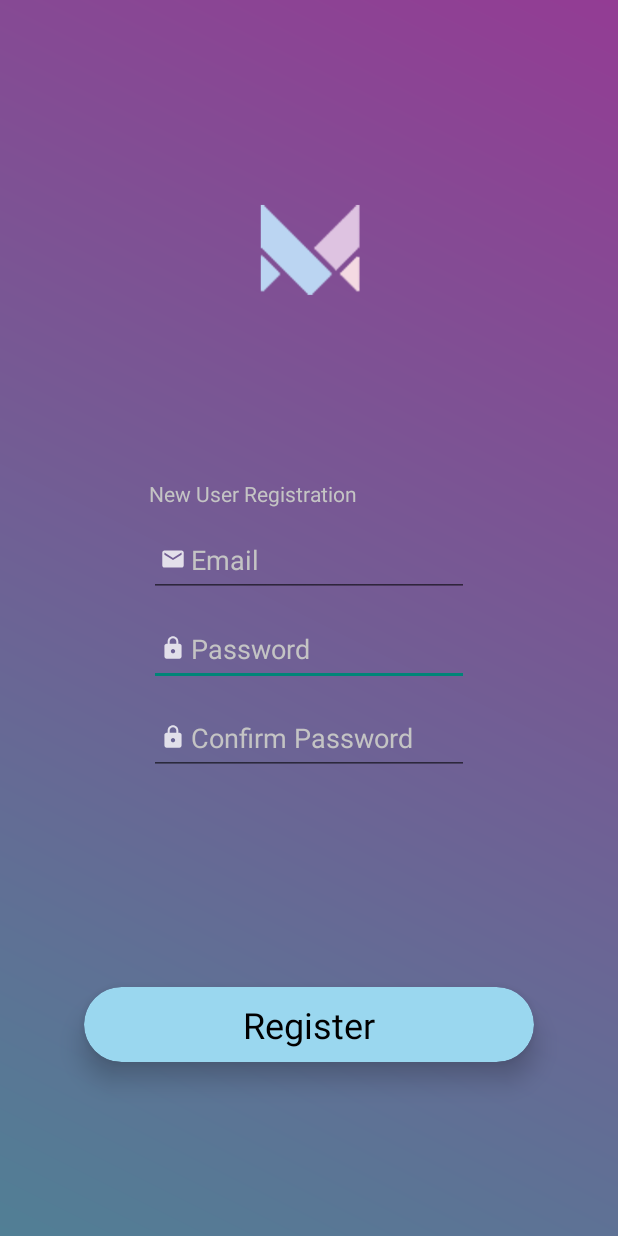
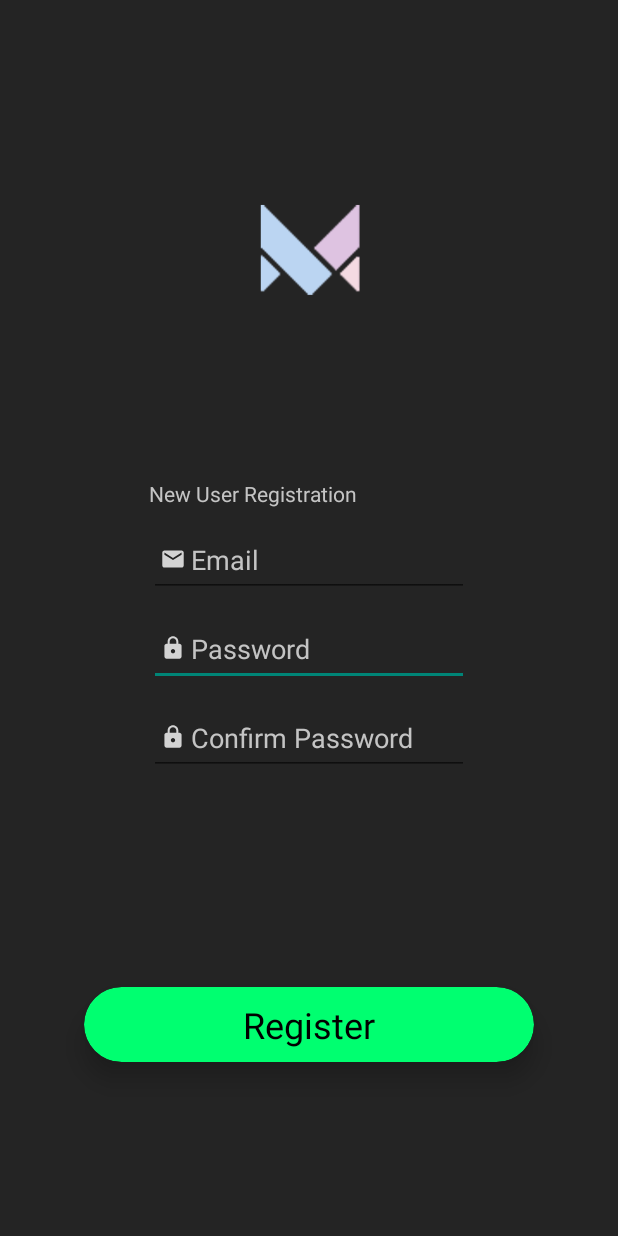
Before and after one commit to jdtran96/Magnite, an Android app: the Register screen opened directly, with no data from a screen before it, on a phone screen of 412 x 824 dp. Run offline under Robolectric (Android 15) with nearby library versions, the phone set to English and light mode, and no system bars.

Commit message:
Changed colors for register cardview and text colors.

```diff
--- a/app/src/main/java/com/example/jonathan/winter_project/ColorPicker.java
+++ b/app/src/main/java/com/example/jonathan/winter_project/ColorPicker.java
@@ -45,7 +45,7 @@ public class ColorPicker extends AppCompatActivity {
               String r_string = Integer.toString(r);
               String g_string = Integer.toString(g);
               String b_string = Integer.toString(b);
-             Rcolor.setText(r_string);
+              Rcolor.setText(r_string);
               Gcolor.setText(g_string);
               Bcolor.setText(b_string);
             }
--- a/app/src/main/java/com/example/jonathan/winter_project/Register.java
+++ b/app/src/main/java/com/example/jonathan/winter_project/Register.java
@@ -4,16 +4,26 @@ import android.support.v7.app.AppCompatActivity;
 import android.os.Bundle;
 import android.support.v7.widget.CardView;
 import android.view.View;
+import android.widget.TextView;
+
+import org.w3c.dom.Text;
 
 public class Register extends AppCompatActivity implements View.OnClickListener {
 
     private CardView register;
+    private TextView email;
+    private TextView password;
+    private TextView pwConfirm;
     @Override
     protected void onCreate(Bundle savedInstanceState) {
         super.onCreate(savedInstanceState);
         setContentView(R.layout.activity_register);
-        register = (CardView) findViewById(R.id.reg_button);
+        email = findViewById(R.id.email_Input);
+        password = findViewById(R.id.pwInput);
+        pwConfirm = findViewById(R.id.confirm);
+        register = findViewById(R.id.reg_button);
         register.setOnClickListener(this);
+
     }
 
     @Override
--- a/app/src/main/res/layout/activity_color_picker.xml
+++ b/app/src/main/res/layout/activity_color_picker.xml
@@ -13,6 +13,7 @@
         android:layout_height="wrap_content"
         android:ems="10"
         android:inputType="number"
+        android:textColor="@color/colorHintText"
         app:layout_constraintBottom_toBottomOf="parent"
         app:layout_constraintEnd_toEndOf="parent"
         app:layout_constraintHorizontal_bias="0.497"
@@ -26,6 +27,7 @@
         android:layout_height="wrap_content"
         android:ems="10"
         android:inputType="number"
+        android:textColor="@color/colorHintText"
         app:layout_constraintBottom_toBottomOf="parent"
         app:layout_constraintEnd_toEndOf="parent"
         app:layout_constraintHorizontal_bias="0.497"
@@ -87,6 +89,7 @@
         android:layout_height="wrap_content"
         android:ems="10"
         android:inputType="number"
+        android:textColor="@color/colorHintText"
         app:layout_constraintBottom_toBottomOf="parent"
         app:layout_constraintEnd_toEndOf="parent"
         app:layout_constraintHorizontal_bias="0.497"
--- a/app/src/main/res/layout/activity_register.xml
+++ b/app/src/main/res/layout/activity_register.xml
@@ -4,7 +4,7 @@
     xmlns:tools="http://schemas.android.com/tools"
     android:layout_width="match_parent"
     android:layout_height="match_parent"
-    android:background="@drawable/gradient_3"
+    android:background="@color/darkerBackground"
     tools:context=".LoginPage">
 
     <ImageView
@@ -23,7 +23,7 @@
         app:srcCompat="@drawable/m_logo" />
 
     <android.support.design.widget.TextInputEditText
-        android:id="@+id/textInputEditText"
+        android:id="@+id/pwInput"
         android:layout_width="213dp"
         android:layout_height="49dp"
         android:layout_marginTop="10dp"
@@ -31,13 +31,14 @@
         android:hint="Password"
         android:inputType="textPassword"
         android:textColorHint="@color/colorHintText"
+        android:textColor="@color/colorCard"
         android:visibility="visible"
         app:layout_constraintEnd_toEndOf="parent"
         app:layout_constraintStart_toStartOf="parent"
-        app:layout_constraintTop_toBottomOf="@+id/textInputEditText3" />
+        app:layout_constraintTop_toBottomOf="@+id/email_Input" />
 
     <android.support.design.widget.TextInputEditText
-        android:id="@+id/textInputEditText2"
+        android:id="@+id/confirm"
         android:layout_width="213dp"
         android:layout_height="49dp"
         android:layout_marginTop="10dp"
@@ -45,18 +46,20 @@
         android:hint="Confirm Password"
         android:inputType="textPassword"
         android:textColorHint="@color/colorHintText"
+        android:textColor="@color/colorCard"
         android:visibility="visible"
         app:layout_constraintEnd_toEndOf="parent"
         app:layout_constraintStart_toStartOf="parent"
-        app:layout_constraintTop_toBottomOf="@+id/textInputEditText" />
+        app:layout_constraintTop_toBottomOf="@+id/pwInput" />
 
     <android.support.design.widget.TextInputEditText
-        android:id="@+id/textInputEditText3"
+        android:id="@+id/email_Input"
         android:layout_width="213dp"
         android:layout_height="49dp"
         android:drawableLeft="@drawable/ic_action_email"
         android:hint="@string/Email"
         android:textColorHint="@color/colorHintText"
+        android:textColor="@color/colorCard"
         android:visibility="visible"
         app:layout_constraintBottom_toBottomOf="parent"
         app:layout_constraintEnd_toEndOf="parent"
@@ -68,7 +71,7 @@
         android:id="@+id/reg_button"
         android:layout_width="300dp"
         android:layout_height="50dp"
-        app:cardBackgroundColor="#9ad7ef"
+        app:cardBackgroundColor="#00FF70"
         app:cardCornerRadius="25dp"
         app:cardElevation="10dp"
         app:layout_constraintBottom_toBottomOf="parent"
@@ -100,8 +103,8 @@
         android:layout_marginBottom="10dp"
         android:text="New User Registration"
         android:textColor="@color/colorHintText"
-        app:layout_constraintBottom_toTopOf="@+id/textInputEditText3"
-        app:layout_constraintStart_toStartOf="@+id/textInputEditText3" />
+        app:layout_constraintBottom_toTopOf="@+id/email_Input"
+        app:layout_constraintStart_toStartOf="@+id/email_Input" />
 
 
 </android.support.constraint.ConstraintLayout>
--- a/app/src/main/res/values/colors.xml
+++ b/app/src/main/res/values/colors.xml
@@ -6,4 +6,5 @@
     <color name="colorCard">#9ad7ef</color>
     <color name="colorHintText">#C4C4C4</color>
     <color name="darkBackground">#4A4A4A</color>
+    <color name="darkerBackground">#242424</color>
 </resources>
--- a/build.gradle
+++ b/build.gradle
@@ -7,7 +7,7 @@ buildscript {
         jcenter()
     }
     dependencies {
-        classpath 'com.android.tools.build:gradle:3.6.2'
+        classpath 'com.android.tools.build:gradle:4.0.0'
 
 
         // NOTE: Do not place your application dependencies here; they belong
```
Also changed, not shown: app/src/main/res/layout/activity_main.xml (+6 -6 lines), gradle/wrapper/gradle-wrapper.properties.
